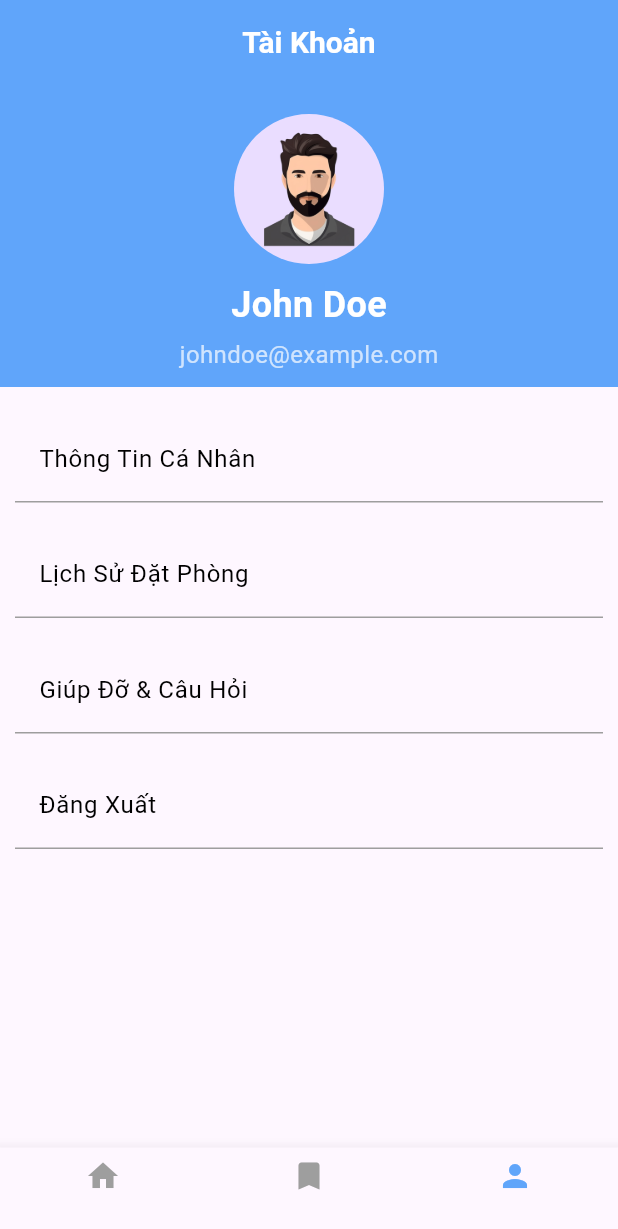
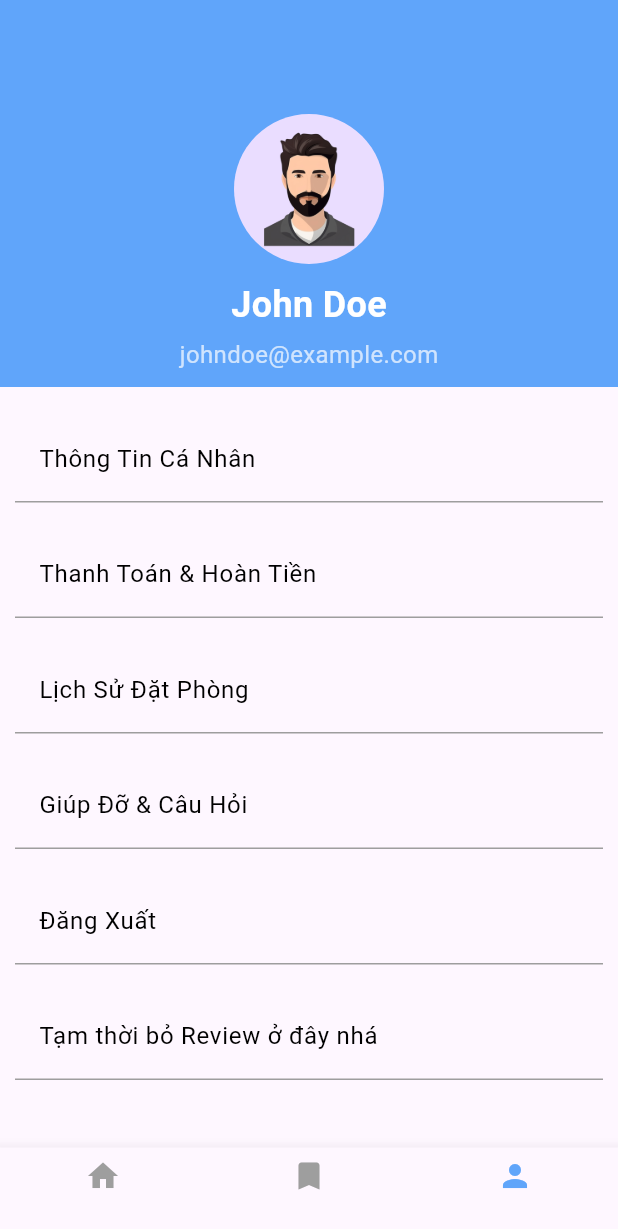
Before and after one commit to hanphong2977/booknest_app, a Flutter app: the screen it shows after launch, item 3 of the bottom bar chosen, on a phone screen of 412 x 824 dp. Shown: the top 1229 px of the screen. Run offline on Flutter 3.47's test engine with Material 3 defaults, Android fonts, the light colour scheme and no system bars; network calls fail.

Commit message:
fix user profile page

```diff
--- a/lib/view/user_profile_page.dart
+++ b/lib/view/user_profile_page.dart
@@ -6,11 +6,9 @@ import 'package:booknest_app/view/user_profile_page_infomation.dart';
 import 'package:flutter/material.dart';
 
 class ProfileApp extends StatelessWidget {
-  const ProfileApp({super.key});
-
   @override
   Widget build(BuildContext context) {
-    return const MaterialApp(
+    return MaterialApp(
       debugShowCheckedModeBanner: false,
       home: ProfilePage(),
     );
@@ -18,8 +16,6 @@ class ProfileApp extends StatelessWidget {
 }
 
 class ProfilePage extends StatefulWidget {
-  const ProfilePage({super.key});
-
   @override
   State<ProfilePage> createState() => _ProfilePageState();
 }
@@ -29,8 +25,8 @@ class _ProfilePageState extends State<ProfilePage> {
   Widget build(BuildContext context) {
     return Scaffold(
       appBar: AppBar(
-        title: const Text('Tài Khoản'),
-        backgroundColor: const Color(0xFF60A5FA),
+        //title: const Text('Profile'),
+        backgroundColor: Color(0xFF60A5FA),
         elevation: 0,
         centerTitle: true,
         titleTextStyle: const TextStyle(
@@ -45,10 +41,10 @@ class _ProfilePageState extends State<ProfilePage> {
             // Header
             Container(
               width: double.infinity,
-          color: const Color(0xFF60A5FA),
+              color: Color(0xFF60A5FA),
               child: Column(
                 children: [
-              const SizedBox(height: 20),
+                  SizedBox(height: 20),
                   CircleAvatar(
                     radius: 50,
                     child: ClipOval(
@@ -69,8 +65,8 @@ class _ProfilePageState extends State<ProfilePage> {
                       ),
                     ),
                   ),
-              const SizedBox(height: 10),
-              const Text(
+                  SizedBox(height: 10),
+                  Text(
                     "John Doe",
                     style: TextStyle(
                       fontSize: 24,
@@ -78,22 +74,22 @@ class _ProfilePageState extends State<ProfilePage> {
                       color: Colors.white,
                     ),
                   ),
-              const SizedBox(height: 5),
-              const Text(
+                  SizedBox(height: 5),
+                  Text(
                     "johndoe@example.com",
                     style: TextStyle(
                       fontSize: 16,
                       color: Colors.white70,
                     ),
                   ),
-              const SizedBox(height: 10),
+                  SizedBox(height: 10),
                 ],
               ),
             ),
             const SizedBox(height: 10),
             // Profile Details
             Padding(
-          padding: const EdgeInsets.symmetric(horizontal: 10.0),
+              padding: EdgeInsets.symmetric(horizontal: 10.0),
               child: Column(
                 children: [
                   GestureDetector(
@@ -101,16 +97,26 @@ class _ProfilePageState extends State<ProfilePage> {
                       Navigator.push(
                         context,
                         MaterialPageRoute(
-        builder: (context) =>
-        const ProfilePageInformation()),
+                            builder: (context) => ProfilePageInformation()),
                       );
                     },
-          child: const ProfileDetailCard(
+                    child: ProfileDetailCard(
                       title: 'Thông Tin Cá Nhân',
                     ),
                   ),
-
-        const ProfileDetailCard(
+                  GestureDetector(
+                    onTap: () {
+                      Navigator.push(
+                        context,
+                        MaterialPageRoute(
+                            builder: (context) => PaymentCheckoutPage()),
+                      );
+                    },
+                    child: ProfileDetailCard(
+                      title: 'Thanh Toán & Hoàn Tiền',
+                    ),
+                  ),
+                  ProfileDetailCard(
                     title: 'Lịch Sử Đặt Phòng',
                   ),
                   GestureDetector(
@@ -118,10 +124,10 @@ class _ProfilePageState extends State<ProfilePage> {
                       Navigator.push(
                         context,
                         MaterialPageRoute(
-                  builder: (context) => const HelpSupportPage()),
+                            builder: (context) => HelpSupportPage()),
                       );
                     },
-          child: const ProfileDetailCard(
+                    child: ProfileDetailCard(
                       title: 'Giúp Đỡ & Câu Hỏi',
                     ),
                   ),
@@ -129,12 +135,22 @@ class _ProfilePageState extends State<ProfilePage> {
                     onTap: () {
                       Navigator.push(
                         context,
-              MaterialPageRoute(
-                  builder: (context) => const LoginPage()),
+                        MaterialPageRoute(builder: (context) => LoginPage()),
                       );
                     },
-          child: const ProfileDetailCard(
+                    child: ProfileDetailCard(
                       title: 'Đăng Xuất',
+                    ),
+                  ),
+                  GestureDetector(
+                    onTap: () {
+                      Navigator.push(
+                        context,
+                        MaterialPageRoute(builder: (context) => ReviewPage()),
+                      );
+                    },
+                    child: ProfileDetailCard(
+                      title: 'Tạm thời bỏ Review ở đây nhá',
                     ),
                   ),
                 ],
@@ -145,10 +161,8 @@ class _ProfilePageState extends State<ProfilePage> {
 
             const SizedBox(height: 20),
           ],
-    )
-    ,
-    )
-    ,
+        ),
+      ),
     );
   }
 }
@@ -165,7 +179,7 @@ class ProfileDetailCard extends StatelessWidget {
   Widget build(BuildContext context) {
     return Container(
       margin: const EdgeInsets.symmetric(vertical: 10),
-      decoration: const BoxDecoration(
+      decoration: BoxDecoration(
         border: Border(
           bottom: BorderSide(
             color: Colors.grey, // Màu gạch dưới
```
Lines whose indentation alone changed are shown as unchanged.
